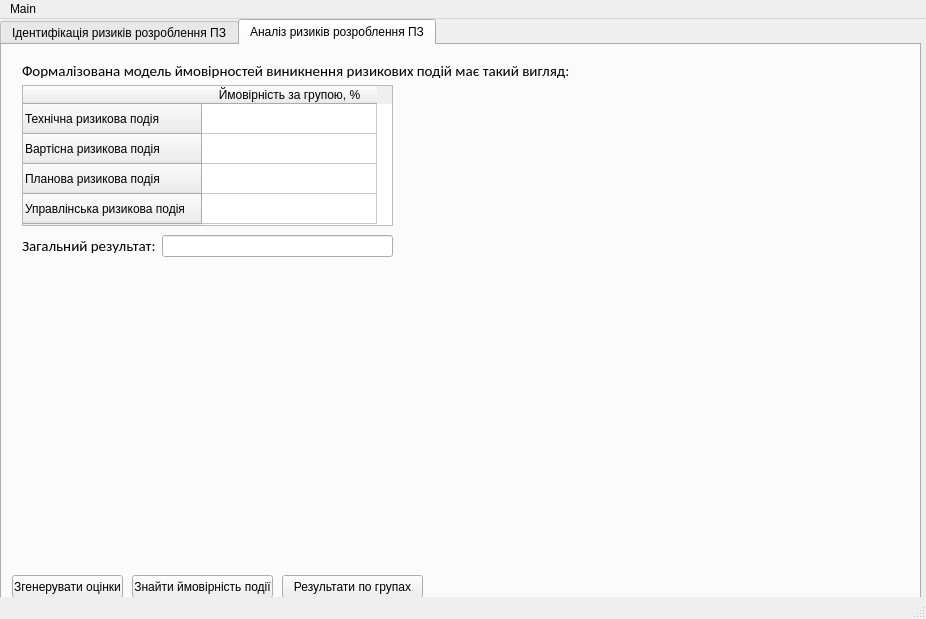
The window that main.ui (Spalletto/risk_management) describes before a commit, drawn with Qt 5.
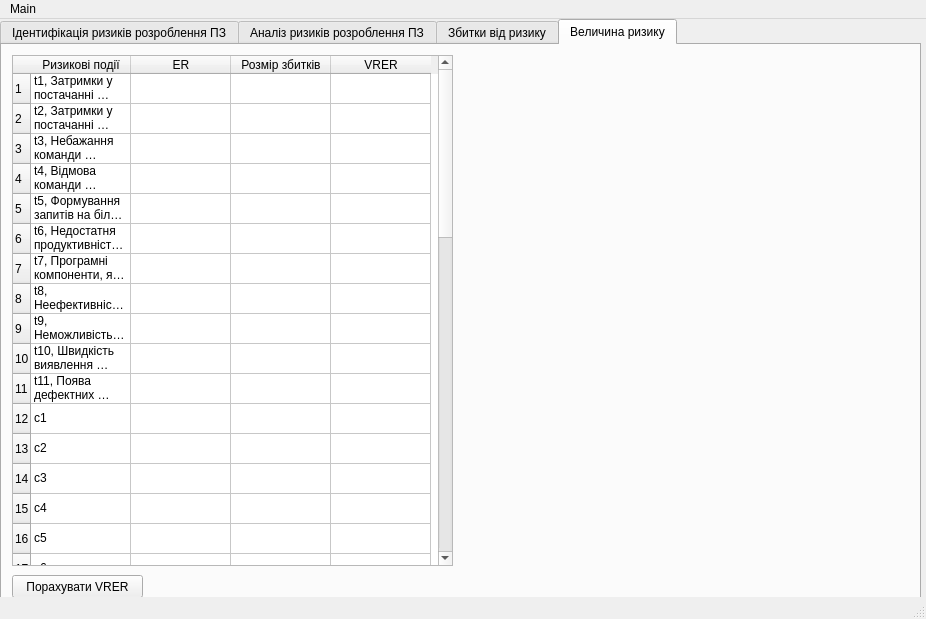
The same window after the commit. The open tabs and pages were chosen to show the change.

Commit message: added vrer calculation

```diff
--- a/main.ui
+++ b/main.ui
@@ -30,7 +30,7 @@
      <enum>QTabWidget::Rounded</enum>
     </property>
     <property name="currentIndex">
-     <number>1</number>
+     <number>3</number>
     </property>
     <property name="iconSize">
      <size>
@@ -3106,7 +3106,7 @@
          <string/>
         </property>
        </widget>
-       <widget class="QWidget" name="">
+       <widget class="QWidget" name="layoutWidget">
         <property name="geometry">
          <rect>
           <x>20</x>
@@ -3176,6 +3176,1012 @@
       </property>
      </widget>
     </widget>
+    <widget class="QWidget" name="tab">
+     <attribute name="title">
+      <string>Збитки від ризику</string>
+     </attribute>
+     <widget class="QTableWidget" name="risk_size_table">
+      <property name="geometry">
+       <rect>
+        <x>10</x>
+        <y>10</y>
+        <width>241</width>
+        <height>511</height>
+       </rect>
+      </property>
+      <row>
+       <property name="text">
+        <string>1</string>
+       </property>
+      </row>
+      <row>
+       <property name="text">
+        <string>2</string>
+       </property>
+      </row>
+      <row>
+       <property name="text">
+        <string>3</string>
+       </property>
+      </row>
+      <row>
+       <property name="text">
+        <string>4</string>
+       </property>
+      </row>
+      <row>
+       <property name="text">
+        <string>5</string>
+       </property>
+      </row>
+      <row>
+       <property name="text">
+        <string>6</string>
+       </property>
+      </row>
+      <row>
+       <property name="text">
+        <string>7</string>
+       </property>
+      </row>
+      <row>
+       <property name="text">
+        <string>8</string>
+       </property>
+      </row>
+      <row>
+       <property name="text">
+        <string>9</string>
+       </property>
+      </row>
+      <row>
+       <property name="text">
+        <string>10</string>
+       </property>
+      </row>
+      <row>
+       <property name="text">
+        <string>11</string>
+       </property>
+      </row>
+      <row>
+       <property name="text">
+        <string>12</string>
+       </property>
+      </row>
+      <row>
+       <property name="text">
+        <string>13</string>
+       </property>
+      </row>
+      <row>
+       <property name="text">
+        <string>14</string>
+       </property>
+      </row>
+      <row>
+       <property name="text">
+        <string>15</string>
+       </property>
+      </row>
+      <row>
+       <property name="text">
+        <string>16</string>
+       </property>
+      </row>
+      <row>
+       <property name="text">
+        <string>17</string>
+       </property>
+      </row>
+      <row>
+       <property name="text">
+        <string>18</string>
+       </property>
+      </row>
+      <row>
+       <property name="text">
+        <string>19</string>
+       </property>
+      </row>
+      <row>
+       <property name="text">
+        <string>20</string>
+       </property>
+      </row>
+      <row>
+       <property name="text">
+        <string>21</string>
+       </property>
+      </row>
+      <row>
+       <property name="text">
+        <string>22</string>
+       </property>
+      </row>
+      <row>
+       <property name="text">
+        <string>23</string>
+       </property>
+      </row>
+      <row>
+       <property name="text">
+        <string>24</string>
+       </property>
+      </row>
+      <row>
+       <property name="text">
+        <string>25</string>
+       </property>
+      </row>
+      <row>
+       <property name="text">
+        <string>26</string>
+       </property>
+      </row>
+      <row>
+       <property name="text">
+        <string>27</string>
+       </property>
+      </row>
+      <row>
+       <property name="text">
+        <string>28</string>
+       </property>
+      </row>
+      <row>
+       <property name="text">
+        <string>29</string>
+       </property>
+      </row>
+      <row>
+       <property name="text">
+        <string>30</string>
+       </property>
+      </row>
+      <row>
+       <property name="text">
+        <string>31</string>
+       </property>
+      </row>
+      <row>
+       <property name="text">
+        <string>32</string>
+       </property>
+      </row>
+      <row>
+       <property name="text">
+        <string>33</string>
+       </property>
+      </row>
+      <row>
+       <property name="text">
+        <string>34</string>
+       </property>
+      </row>
+      <row>
+       <property name="text">
+        <string>35</string>
+       </property>
+      </row>
+      <row>
+       <property name="text">
+        <string>36</string>
+       </property>
+      </row>
+      <row>
+       <property name="text">
+        <string>37</string>
+       </property>
+      </row>
+      <row>
+       <property name="text">
+        <string>38</string>
+       </property>
+      </row>
+      <row>
+       <property name="text">
+        <string>39</string>
+       </property>
+      </row>
+      <row>
+       <property name="text">
+        <string>40</string>
+       </property>
+      </row>
+      <row>
+       <property name="text">
+        <string>41</string>
+       </property>
+      </row>
+      <row>
+       <property name="text">
+        <string>42</string>
+       </property>
+      </row>
+      <row>
+       <property name="text">
+        <string>43</string>
+       </property>
+      </row>
+      <row>
+       <property name="text">
+        <string>44</string>
+       </property>
+      </row>
+      <row>
+       <property name="text">
+        <string>4</string>
+       </property>
+      </row>
+      <row>
+       <property name="text">
+        <string>46</string>
+       </property>
+      </row>
+      <column>
+       <property name="text">
+        <string>Ризикові події</string>
+       </property>
+      </column>
+      <column>
+       <property name="text">
+        <string>Розмір збитків</string>
+       </property>
+      </column>
+      <item row="0" column="0">
+       <property name="text">
+        <string>t1, Затримки у постачанні обладнання, необхідного для підтримки процесу розроблення ПЗ</string>
+       </property>
+      </item>
+      <item row="1" column="0">
+       <property name="text">
+        <string>t2, Затримки у постачанні інструментальних засобів, необхідних для підтримки процесу розроблення ПЗ</string>
+       </property>
+      </item>
+      <item row="2" column="0">
+       <property name="text">
+        <string>t3, Небажання команди виконавців ПЗ використовувати інструментальні засоби для підтримки процесу розроблення ПЗ</string>
+       </property>
+      </item>
+      <item row="3" column="0">
+       <property name="text">
+        <string>t4, Відмова команди виконавців від CASE-засобів розроблення ПЗ</string>
+       </property>
+      </item>
+      <item row="4" column="0">
+       <property name="text">
+        <string>t5, Формування запитів на більш потужні \nінструментальні засоби розроблення ПЗ</string>
+       </property>
+      </item>
+      <item row="5" column="0">
+       <property name="text">
+        <string>t6, Недостатня продуктивність баз(и) даних для підтримки процесу розроблення ПЗ</string>
+       </property>
+      </item>
+      <item row="6" column="0">
+       <property name="text">
+        <string>t7, Програмні компоненти, які використовують повторно в ПЗ, мають дефекти та обмежені функціональні можливості</string>
+       </property>
+      </item>
+      <item row="7" column="0">
+       <property name="text">
+        <string>t8, Неефективність програмного коду, згенерованого CASE-засобами розроблення ПЗ</string>
+       </property>
+      </item>
+      <item row="8" column="0">
+       <property name="text">
+        <string>t9, Hеможливість інтеграції CASE-засобів з іншими інструментальними засобами для підтримки процесу розроблення ПЗ</string>
+       </property>
+      </item>
+      <item row="9" column="0">
+       <property name="text">
+        <string>t10, Швидкість виявлення дефектів у програмному коді є\n нижчою від раніше запланованих термінів</string>
+       </property>
+      </item>
+      <item row="10" column="0">
+       <property name="text">
+        <string>t11, Поява дефектних системних компонент, які \nвикористовують для розроблення ПЗ</string>
+       </property>
+      </item>
+      <item row="11" column="0">
+       <property name="text">
+        <string>c1</string>
+       </property>
+      </item>
+      <item row="12" column="0">
+       <property name="text">
+        <string>c2</string>
+       </property>
+      </item>
+      <item row="13" column="0">
+       <property name="text">
+        <string>c3</string>
+       </property>
+      </item>
+      <item row="14" column="0">
+       <property name="text">
+        <string>c4</string>
+       </property>
+      </item>
+      <item row="15" column="0">
+       <property name="text">
+        <string>c5</string>
+       </property>
+      </item>
+      <item row="16" column="0">
+       <property name="text">
+        <string>c6</string>
+       </property>
+      </item>
+      <item row="17" column="0">
+       <property name="text">
+        <string>c7</string>
+       </property>
+      </item>
+      <item row="18" column="0">
+       <property name="text">
+        <string>c8</string>
+       </property>
+      </item>
+      <item row="19" column="0">
+       <property name="text">
+        <string>p1</string>
+       </property>
+      </item>
+      <item row="20" column="0">
+       <property name="text">
+        <string>p2</string>
+       </property>
+      </item>
+      <item row="21" column="0">
+       <property name="text">
+        <string>p3</string>
+       </property>
+      </item>
+      <item row="22" column="0">
+       <property name="text">
+        <string>p4</string>
+       </property>
+      </item>
+      <item row="23" column="0">
+       <property name="text">
+        <string>p5</string>
+       </property>
+      </item>
+      <item row="24" column="0">
+       <property name="text">
+        <string>p6</string>
+       </property>
+      </item>
+      <item row="25" column="0">
+       <property name="text">
+        <string>p7</string>
+       </property>
+      </item>
+      <item row="26" column="0">
+       <property name="text">
+        <string>p8</string>
+       </property>
+      </item>
+      <item row="27" column="0">
+       <property name="text">
+        <string>p9</string>
+       </property>
+      </item>
+      <item row="28" column="0">
+       <property name="text">
+        <string>p10</string>
+       </property>
+      </item>
+      <item row="29" column="0">
+       <property name="text">
+        <string>p11</string>
+       </property>
+      </item>
+      <item row="30" column="0">
+       <property name="text">
+        <string>m1</string>
+       </property>
+      </item>
+      <item row="31" column="0">
+       <property name="text">
+        <string>m2</string>
+       </property>
+      </item>
+      <item row="32" column="0">
+       <property name="text">
+        <string>m3</string>
+       </property>
+      </item>
+      <item row="33" column="0">
+       <property name="text">
+        <string>m4</string>
+       </property>
+      </item>
+      <item row="34" column="0">
+       <property name="text">
+        <string>m5</string>
+       </property>
+      </item>
+      <item row="35" column="0">
+       <property name="text">
+        <string>m6</string>
+       </property>
+      </item>
+      <item row="36" column="0">
+       <property name="text">
+        <string>m7</string>
+       </property>
+      </item>
+      <item row="37" column="0">
+       <property name="text">
+        <string>m8</string>
+       </property>
+      </item>
+      <item row="38" column="0">
+       <property name="text">
+        <string>m9</string>
+       </property>
+      </item>
+      <item row="39" column="0">
+       <property name="text">
+        <string>m10</string>
+       </property>
+      </item>
+      <item row="40" column="0">
+       <property name="text">
+        <string>m11</string>
+       </property>
+      </item>
+      <item row="41" column="0">
+       <property name="text">
+        <string>m12</string>
+       </property>
+      </item>
+      <item row="42" column="0">
+       <property name="text">
+        <string>m13</string>
+       </property>
+      </item>
+      <item row="43" column="0">
+       <property name="text">
+        <string>m14</string>
+       </property>
+      </item>
+      <item row="44" column="0">
+       <property name="text">
+        <string>m15</string>
+       </property>
+      </item>
+      <item row="45" column="0">
+       <property name="text">
+        <string>m16</string>
+       </property>
+      </item>
+     </widget>
+     <widget class="QPushButton" name="generate_loss_button">
+      <property name="geometry">
+       <rect>
+        <x>10</x>
+        <y>530</y>
+        <width>151</width>
+        <height>23</height>
+       </rect>
+      </property>
+      <property name="text">
+       <string>Згенерувати розмір збитків</string>
+      </property>
+     </widget>
+    </widget>
+    <widget class="QWidget" name="tab_3">
+     <attribute name="title">
+      <string>Величина ризику</string>
+     </attribute>
+     <widget class="QTableWidget" name="vrer_table">
+      <property name="geometry">
+       <rect>
+        <x>10</x>
+        <y>10</y>
+        <width>441</width>
+        <height>511</height>
+       </rect>
+      </property>
+      <row>
+       <property name="text">
+        <string>1</string>
+       </property>
+      </row>
+      <row>
+       <property name="text">
+        <string>2</string>
+       </property>
+      </row>
+      <row>
+       <property name="text">
+        <string>3</string>
+       </property>
+      </row>
+      <row>
+       <property name="text">
+        <string>4</string>
+       </property>
+      </row>
+      <row>
+       <property name="text">
+        <string>5</string>
+       </property>
+      </row>
+      <row>
+       <property name="text">
+        <string>6</string>
+       </property>
+      </row>
+      <row>
+       <property name="text">
+        <string>7</string>
+       </property>
+      </row>
+      <row>
+       <property name="text">
+        <string>8</string>
+       </property>
+      </row>
+      <row>
+       <property name="text">
+        <string>9</string>
+       </property>
+      </row>
+      <row>
+       <property name="text">
+        <string>10</string>
+       </property>
+      </row>
+      <row>
+       <property name="text">
+        <string>11</string>
+       </property>
+      </row>
+      <row>
+       <property name="text">
+        <string>12</string>
+       </property>
+      </row>
+      <row>
+       <property name="text">
+        <string>13</string>
+       </property>
+      </row>
+      <row>
+       <property name="text">
+        <string>14</string>
+       </property>
+      </row>
+      <row>
+       <property name="text">
+        <string>15</string>
+       </property>
+      </row>
+      <row>
+       <property name="text">
+        <string>16</string>
+       </property>
+      </row>
+      <row>
+       <property name="text">
+        <string>17</string>
+       </property>
+      </row>
+      <row>
+       <property name="text">
+        <string>18</string>
+       </property>
+      </row>
+      <row>
+       <property name="text">
+        <string>19</string>
+       </property>
+      </row>
+      <row>
+       <property name="text">
+        <string>20</string>
+       </property>
+      </row>
+      <row>
+       <property name="text">
+        <string>21</string>
+       </property>
+      </row>
+      <row>
+       <property name="text">
+        <string>22</string>
+       </property>
+      </row>
+      <row>
+       <property name="text">
+        <string>23</string>
+       </property>
+      </row>
+      <row>
+       <property name="text">
+        <string>24</string>
+       </property>
+      </row>
+      <row>
+       <property name="text">
+        <string>25</string>
+       </property>
+      </row>
+      <row>
+       <property name="text">
+        <string>26</string>
+       </property>
+      </row>
+      <row>
+       <property name="text">
+        <string>27</string>
+       </property>
+      </row>
+      <row>
+       <property name="text">
+        <string>28</string>
+       </property>
+      </row>
+      <row>
+       <property name="text">
+        <string>29</string>
+       </property>
+      </row>
+      <row>
+       <property name="text">
+        <string>30</string>
+       </property>
+      </row>
+      <row>
+       <property name="text">
+        <string>31</string>
+       </property>
+      </row>
+      <row>
+       <property name="text">
+        <string>32</string>
+       </property>
+      </row>
+      <row>
+       <property name="text">
+        <string>33</string>
+       </property>
+      </row>
+      <row>
+       <property name="text">
+        <string>34</string>
+       </property>
+      </row>
+      <row>
+       <property name="text">
+        <string>35</string>
+       </property>
+      </row>
+      <row>
+       <property name="text">
+        <string>36</string>
+       </property>
+      </row>
+      <row>
+       <property name="text">
+        <string>37</string>
+       </property>
+      </row>
+      <row>
+       <property name="text">
+        <string>38</string>
+       </property>
+      </row>
+      <row>
+       <property name="text">
+        <string>39</string>
+       </property>
+      </row>
+      <row>
+       <property name="text">
+        <string>40</string>
+       </property>
+      </row>
+      <row>
+       <property name="text">
+        <string>41</string>
+       </property>
+      </row>
+      <row>
+       <property name="text">
+        <string>42</string>
+       </property>
+      </row>
+      <row>
+       <property name="text">
+        <string>43</string>
+       </property>
+      </row>
+      <row>
+       <property name="text">
+        <string>44</string>
+       </property>
+      </row>
+      <row>
+       <property name="text">
+        <string>4</string>
+       </property>
+      </row>
+      <row>
+       <property name="text">
+        <string>46</string>
+       </property>
+      </row>
+      <column>
+       <property name="text">
+        <string>Ризикові події</string>
+       </property>
+      </column>
+      <column>
+       <property name="text">
+        <string>ER</string>
+       </property>
+      </column>
+      <column>
+       <property name="text">
+        <string>Розмір збитків</string>
+       </property>
+      </column>
+      <column>
+       <property name="text">
+        <string>VRER</string>
+       </property>
+      </column>
+      <item row="0" column="0">
+       <property name="text">
+        <string>t1, Затримки у постачанні обладнання, необхідного для підтримки процесу розроблення ПЗ</string>
+       </property>
+      </item>
+      <item row="1" column="0">
+       <property name="text">
+        <string>t2, Затримки у постачанні інструментальних засобів, необхідних для підтримки процесу розроблення ПЗ</string>
+       </property>
+      </item>
+      <item row="2" column="0">
+       <property name="text">
+        <string>t3, Небажання команди виконавців ПЗ використовувати інструментальні засоби для підтримки процесу розроблення ПЗ</string>
+       </property>
+      </item>
+      <item row="3" column="0">
+       <property name="text">
+        <string>t4, Відмова команди виконавців від CASE-засобів розроблення ПЗ</string>
+       </property>
+      </item>
+      <item row="4" column="0">
+       <property name="text">
+        <string>t5, Формування запитів на більш потужні \nінструментальні засоби розроблення ПЗ</string>
+       </property>
+      </item>
+      <item row="5" column="0">
+       <property name="text">
+        <string>t6, Недостатня продуктивність баз(и) даних для підтримки процесу розроблення ПЗ</string>
+       </property>
+      </item>
+      <item row="6" column="0">
+       <property name="text">
+        <string>t7, Програмні компоненти, які використовують повторно в ПЗ, мають дефекти та обмежені функціональні можливості</string>
+       </property>
+      </item>
+      <item row="7" column="0">
+       <property name="text">
+        <string>t8, Неефективність програмного коду, згенерованого CASE-засобами розроблення ПЗ</string>
+       </property>
+      </item>
+      <item row="8" column="0">
+       <property name="text">
+        <string>t9, Hеможливість інтеграції CASE-засобів з іншими інструментальними засобами для підтримки процесу розроблення ПЗ</string>
+       </property>
+      </item>
+      <item row="9" column="0">
+       <property name="text">
+        <string>t10, Швидкість виявлення дефектів у програмному коді є\n нижчою від раніше запланованих термінів</string>
+       </property>
+      </item>
+      <item row="10" column="0">
+       <property name="text">
+        <string>t11, Поява дефектних системних компонент, які \nвикористовують для розроблення ПЗ</string>
+       </property>
+      </item>
+      <item row="11" column="0">
+       <property name="text">
+        <string>c1</string>
+       </property>
+      </item>
+      <item row="12" column="0">
+       <property name="text">
+        <string>c2</string>
+       </property>
+      </item>
+      <item row="13" column="0">
+       <property name="text">
+        <string>c3</string>
+       </property>
+      </item>
+      <item row="14" column="0">
+       <property name="text">
+        <string>c4</string>
+       </property>
+      </item>
+      <item row="15" column="0">
+       <property name="text">
+        <string>c5</string>
+       </property>
+      </item>
+      <item row="16" column="0">
+       <property name="text">
+        <string>c6</string>
+       </property>
+      </item>
+      <item row="17" column="0">
+       <property name="text">
+        <string>c7</string>
+       </property>
+      </item>
+      <item row="18" column="0">
+       <property name="text">
+        <string>c8</string>
+       </property>
+      </item>
+      <item row="19" column="0">
+       <property name="text">
+        <string>p1</string>
+       </property>
+      </item>
+      <item row="20" column="0">
+       <property name="text">
+        <string>p2</string>
+       </property>
+      </item>
+      <item row="21" column="0">
+       <property name="text">
+        <string>p3</string>
+       </property>
+      </item>
+      <item row="22" column="0">
+       <property name="text">
+        <string>p4</string>
+       </property>
+      </item>
+      <item row="23" column="0">
+       <property name="text">
+        <string>p5</string>
+       </property>
+      </item>
+      <item row="24" column="0">
+       <property name="text">
+        <string>p6</string>
+       </property>
+      </item>
+      <item row="25" column="0">
+       <property name="text">
+        <string>p7</string>
+       </property>
+      </item>
+      <item row="26" column="0">
+       <property name="text">
+        <string>p8</string>
+       </property>
+      </item>
+      <item row="27" column="0">
+       <property name="text">
+        <string>p9</string>
+       </property>
+      </item>
+      <item row="28" column="0">
+       <property name="text">
+        <string>p10</string>
+       </property>
+      </item>
+      <item row="29" column="0">
+       <property name="text">
+        <string>p11</string>
+       </property>
+      </item>
+      <item row="30" column="0">
+       <property name="text">
+        <string>m1</string>
+       </property>
+      </item>
+      <item row="31" column="0">
+       <property name="text">
+        <string>m2</string>
+       </property>
+      </item>
+      <item row="32" column="0">
+       <property name="text">
+        <string>m3</string>
+       </property>
+      </item>
+      <item row="33" column="0">
+       <property name="text">
+        <string>m4</string>
+       </property>
+      </item>
+      <item row="34" column="0">
+       <property name="text">
+        <string>m5</string>
+       </property>
+      </item>
+      <item row="35" column="0">
+       <property name="text">
+        <string>m6</string>
+       </property>
+      </item>
+      <item row="36" column="0">
+       <property name="text">
+        <string>m7</string>
+       </property>
+      </item>
+      <item row="37" column="0">
+       <property name="text">
+        <string>m8</string>
+       </property>
+      </item>
+      <item row="38" column="0">
+       <property name="text">
+        <string>m9</string>
+       </property>
+      </item>
+      <item row="39" column="0">
+       <property name="text">
+        <string>m10</string>
+       </property>
+      </item>
+      <item row="40" column="0">
+       <property name="text">
+        <string>m11</string>
+       </property>
+      </item>
+      <item row="41" column="0">
+       <property name="text">
+        <string>m12</string>
+       </property>
+      </item>
+      <item row="42" column="0">
+       <property name="text">
+        <string>m13</string>
+       </property>
+      </item>
+      <item row="43" column="0">
+       <property name="text">
+        <string>m14</string>
+       </property>
+      </item>
+      <item row="44" column="0">
+       <property name="text">
+        <string>m15</string>
+       </property>
+      </item>
+      <item row="45" column="0">
+       <property name="text">
+        <string>m16</string>
+       </property>
+      </item>
+     </widget>
+     <widget class="QPushButton" name="calculate_vrer_button">
+      <property name="geometry">
+       <rect>
+        <x>10</x>
+        <y>530</y>
+        <width>131</width>
+        <height>23</height>
+       </rect>
+      </property>
+      <property name="text">
+       <string>Порахувати VRER</string>
+      </property>
+     </widget>
+    </widget>
    </widget>
    <widget class="QPushButton" name="pushButton">
     <property name="geometry">
```
Left out of the diff: 6 changed lines with no effect on the pictures. The commit also changes 1 other file.
